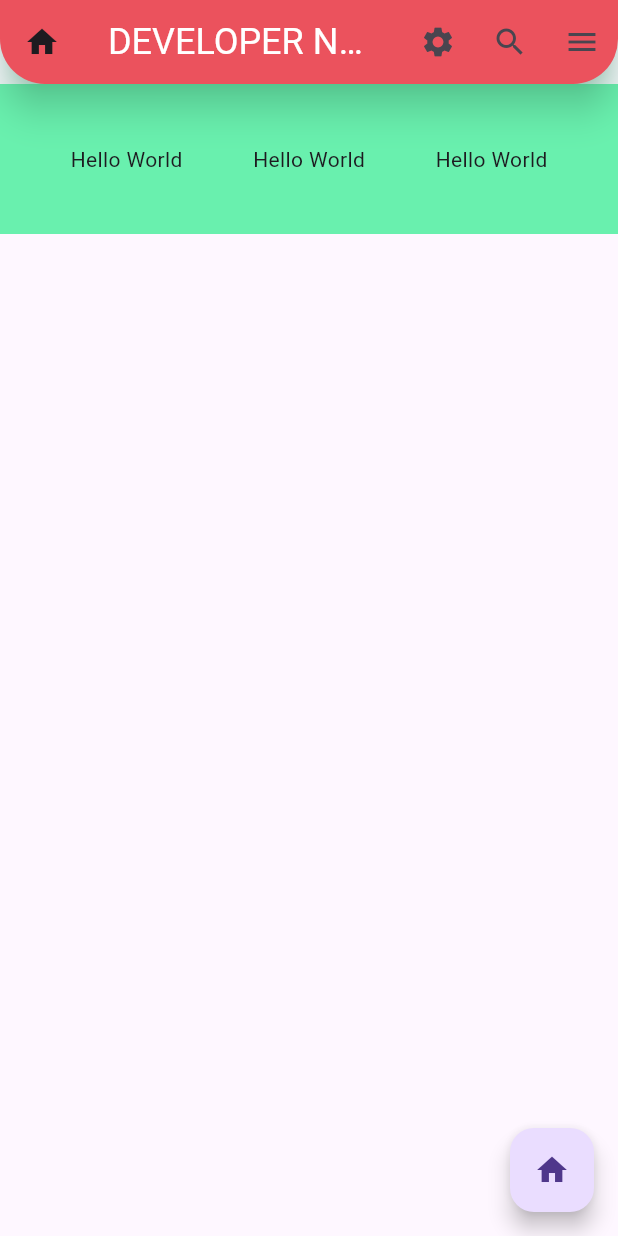
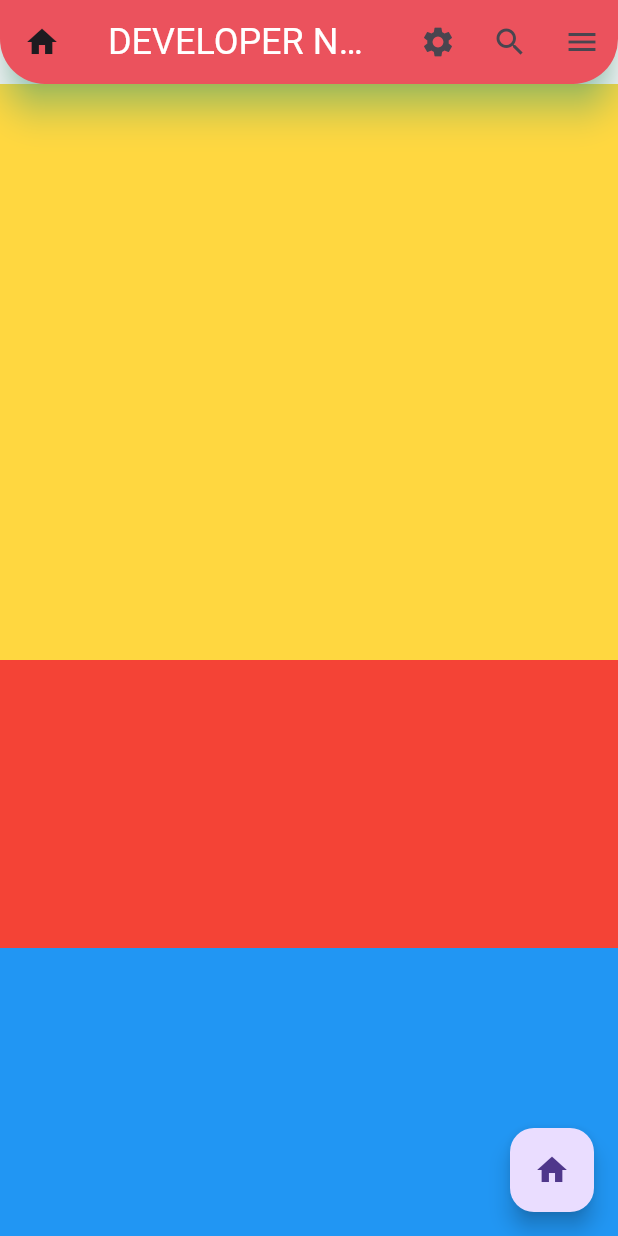
Before and after one commit to nayzawaungnza/flutter_application_1, a Flutter app: the screen it shows after launch, on a phone screen of 412 x 824 dp. Run offline on Flutter 3.47's test engine with Material 3 defaults, Android fonts, the phone set to English and light mode, and no system bars; Roboto replaces fonts that are missing (SansQH).

Commit message:
flutter column

```diff
--- a/lib/main.dart
+++ b/lib/main.dart
@@ -51,21 +51,25 @@ class MyApp extends StatelessWidget {
               borderRadius: BorderRadius.only(
                   bottomLeft: Radius.circular(30),
                   bottomRight: Radius.circular(30)))),
-      body: Container(
-          color: Colors.greenAccent,
-          height: 100,
-          child: Row(
-            children: [
-              Text('Hello World'),
-              Text('Hello World'),
-              Text('Hello World'),
-            ],
-            mainAxisSize: MainAxisSize.max,
-            mainAxisAlignment: MainAxisAlignment.spaceEvenly,
-            crossAxisAlignment: CrossAxisAlignment.center,
-            verticalDirection: VerticalDirection.down,
-            textDirection: TextDirection.ltr,
-          )),
+      body: Column(
+        children: [
+          Expanded(
+              flex: 2,
+              child: Container(
+                color: Colors.amberAccent,
+              )),
+          Expanded(
+              flex: 1,
+              child: Container(
+                color: Colors.red.shade500,
+              )),
+          Expanded(
+              flex: 1,
+              child: Container(
+                color: Colors.blue.shade500,
+              )),
+        ],
+      ),
       floatingActionButton: FloatingActionButton(
           child: Icon(Icons.home),
           onPressed: () {
```
